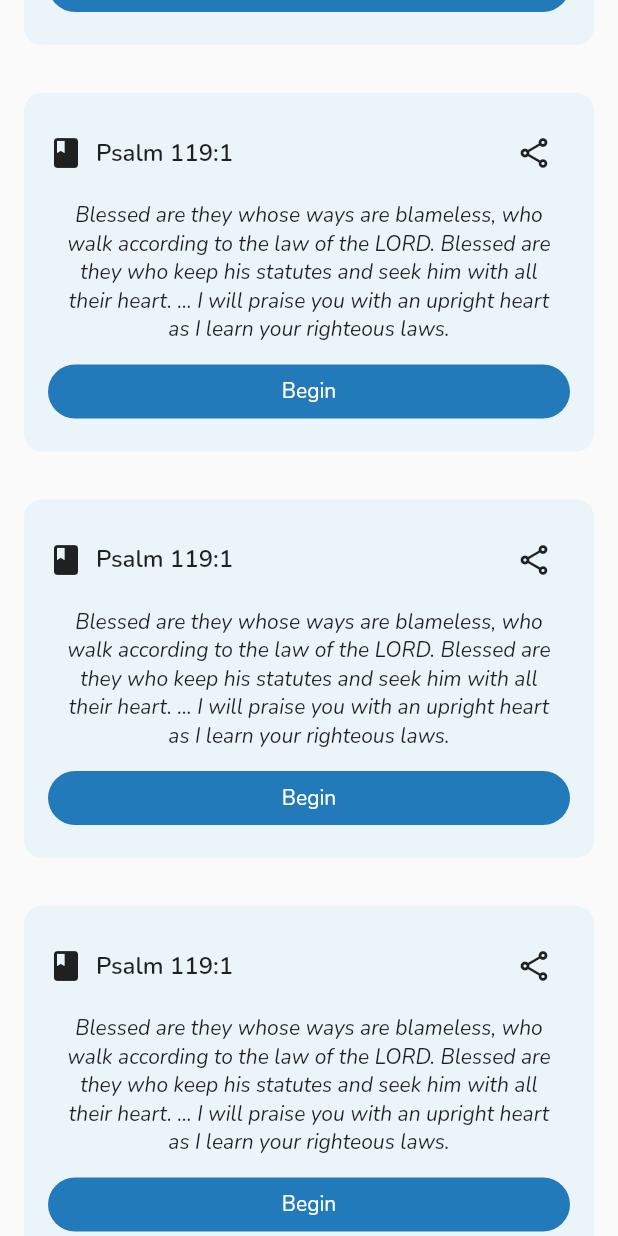
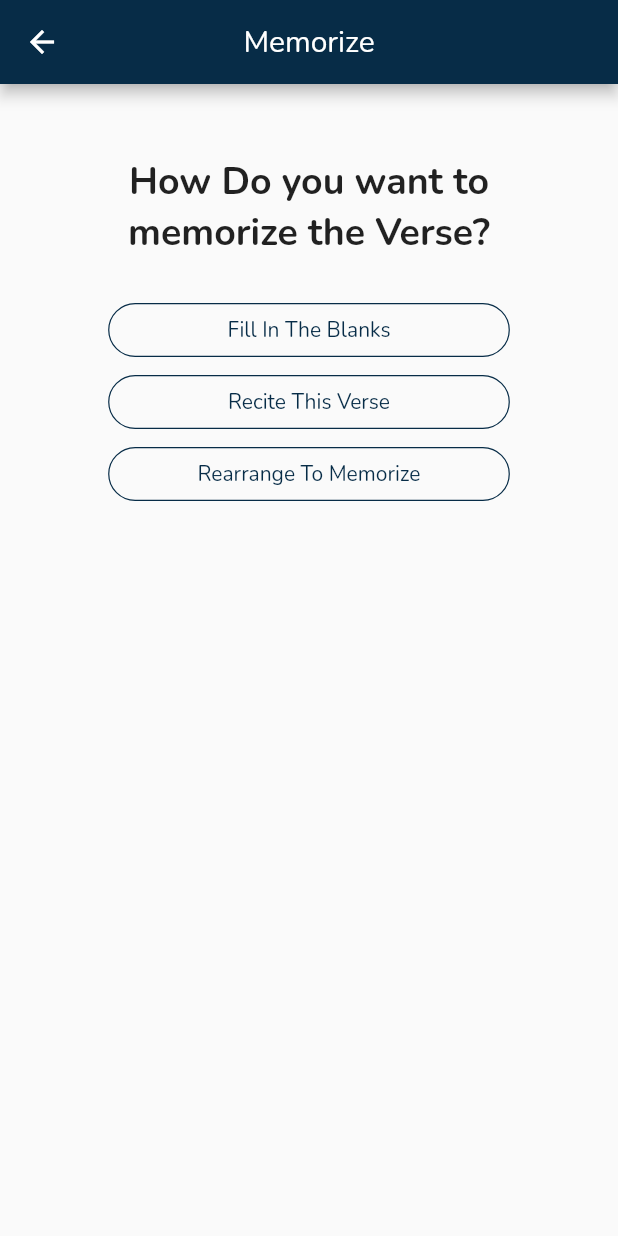
Before and after one commit to MemoryLamp/memorylamp-mobile, a Flutter app: the BookmarksView widget shown alone on an empty page, opened directly, scrolled down 576 dp, after a tap on "Begin", on a phone screen of 412 x 824 dp. Run offline on Flutter 3.47's test engine with Material 2 defaults, Android fonts, the light colour scheme and no system bars; our stand-ins replace badges, percent_indicator; Roboto replaces fonts that are missing (poppins).

Commit message:
add game selection screen

```diff
--- /dev/null
+++ b/lib/constants/games_list.dart
@@ -0,0 +1,21 @@
+import 'package:flutter/material.dart';
+import 'package:memory_lamp/models/game.dart';
+import 'package:memory_lamp/screens/fill_in_the_blanks.dart';
+
+List<Game> gameList = [
+  Game(
+    name: "Fill In The Blanks",
+    icon: Icons.speaker_group_outlined,
+    routeName: FillInTheBlanksScreen.routeName,
+  ),
+  Game(
+    name: "Recite This Verse",
+    icon: Icons.speaker_group_outlined,
+    routeName: FillInTheBlanksScreen.routeName,
+  ),
+  Game(
+    name: "Rearrange To Memorize",
+    icon: Icons.speaker_group_outlined,
+    routeName: FillInTheBlanksScreen.routeName,
+  ),
+];
--- /dev/null
+++ b/lib/models/game.dart
@@ -0,0 +1,8 @@
+import 'icon_label_pair.dart';
+
+class Game extends IconLabelPair {
+  final String routeName;
+
+  Game({required this.routeName, required name, icon, image})
+      : super(name: name, icon: icon, image: image);
+}
--- a/lib/router/route_map.dart
+++ b/lib/router/route_map.dart
@@ -1,6 +1,8 @@
 import 'package:flutter/widgets.dart';
+import 'package:memory_lamp/screens/fill_in_the_blanks.dart';
 import 'package:memory_lamp/screens/home.dart';
 import 'package:memory_lamp/screens/onboarding.dart';
+import 'package:memory_lamp/screens/pick_game.dart';
 import 'package:memory_lamp/screens/signup.dart';
 import 'package:memory_lamp/screens/emotions.dart';
 
@@ -12,4 +14,8 @@ final Map<String, WidgetBuilder> routeMap = {
   SignupScreen.routeName: (_) => SignupScreen(),
   HomeScreen.routeName: (_) => HomeScreen(),
   EmotionsScreen.routeName: (context) => EmotionsScreen(_extractArgs(context)),
+
+  // games
+  PickGameScreen.routeName: (context) => PickGameScreen(),
+  FillInTheBlanksScreen.routeName: (context) => FillInTheBlanksScreen(),
 };
--- /dev/null
+++ b/lib/screens/pick_game.dart
@@ -0,0 +1,58 @@
+import 'package:flutter/material.dart';
+import 'package:memory_lamp/constants/games_list.dart';
+import 'package:memory_lamp/helpers/size_mq.dart';
+import 'package:memory_lamp/models/game.dart';
+import 'package:memory_lamp/theming/defaults.dart';
+import 'package:memory_lamp/theming/ml_font.dart';
+import 'package:memory_lamp/widgets/buttons/ml_outlined_button.dart';
+import 'package:memory_lamp/widgets/ml_text.dart';
+
+class PickGameScreen extends StatelessWidget {
+  static const String routeName = "/pickGame";
+
+  const PickGameScreen({Key? key}) : super(key: key);
+
+  @override
+  Widget build(BuildContext context) {
+    MLOutlinedButton _choiceButton(Game _game) {
+      return MLOutlinedButton(
+        child: MLText(_game.name),
+        width: SizeMQ.width! * .65,
+        onPressed: () => Navigator.pushNamed(context, _game.routeName),
+      );
+    }
+
+    return Scaffold(
+      appBar: AppBar(title: MLText("Memorize"), centerTitle: true),
+      body: SafeArea(
+        child: Padding(
+          padding: MLDefaults.screenPadding,
+          child: Center(
+            child: Column(
+              crossAxisAlignment: CrossAxisAlignment.center,
+              children: [
+                _header(),
+              ]..addAll(
+                  List.generate(
+                    gameList.length,
+                    (index) => _choiceButton(gameList[index]),
+                  ),
+                ),
+            ),
+          ),
+        ),
+      ),
+    );
+  }
+
+  Padding _header() {
+    return Padding(
+      padding: MLDefaults.screenPadding,
+      child: MLText(
+        "How Do you want to memorize the Verse?",
+        style: MLFont.memorizeHeader,
+        textAlign: TextAlign.center,
+      ),
+    );
+  }
+}
--- a/lib/theming/ml_font.dart
+++ b/lib/theming/ml_font.dart
@@ -35,4 +35,11 @@ class MLFont {
         fontSize: extraLarge,
         fontWeight: bold,
       );
+
+  static TextStyle get memorizeHeader {
+    return TextStyle(
+      fontSize: extraLarge,
+      fontWeight: bold,
+    );
+  }
 }
--- a/lib/views/bookmarks.dart
+++ b/lib/views/bookmarks.dart
@@ -1,6 +1,7 @@
 import 'package:flutter/material.dart';
 import 'package:memory_lamp/helpers/size_mq.dart';
 import 'package:memory_lamp/models/verse.dart';
+import 'package:memory_lamp/screens/pick_game.dart';
 import 'package:memory_lamp/theming/defaults.dart';
 import 'package:memory_lamp/theming/ml_colors.dart';
 import 'package:memory_lamp/theming/ml_font.dart';
@@ -91,12 +92,18 @@ class BookmarksView extends StatelessWidget {
                 fontStyle: FontStyle.italic,
               ),
             ),
-            MLTextButton(
-              backgroundColor: MLColors.secondary,
-              width: double.infinity,
-              child: MLText("Begin"),
-              onPressed: () => print("nothing here yet"),
-            )
+            Builder(builder: (context) {
+              return MLTextButton(
+                backgroundColor: MLColors.secondary,
+                width: double.infinity,
+                child: MLText("Begin"),
+                onPressed: () => Navigator.pushNamed(
+                  context,
+                  PickGameScreen.routeName,
+                  arguments: _verse,
+                ),
+              );
+            }),
           ],
         ),
       );
```
Also changed, not shown: lib/screens/fill_in_the_blanks.dart (added, +22 -0 lines), lib/views/home.dart (+9 -14 lines).
